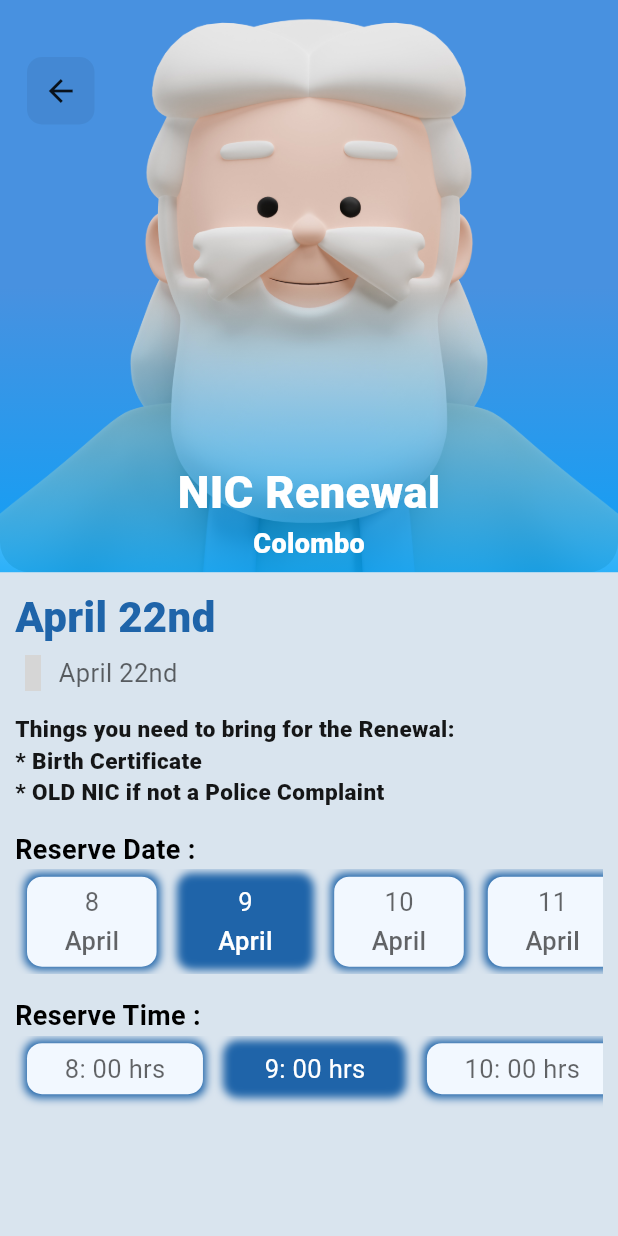
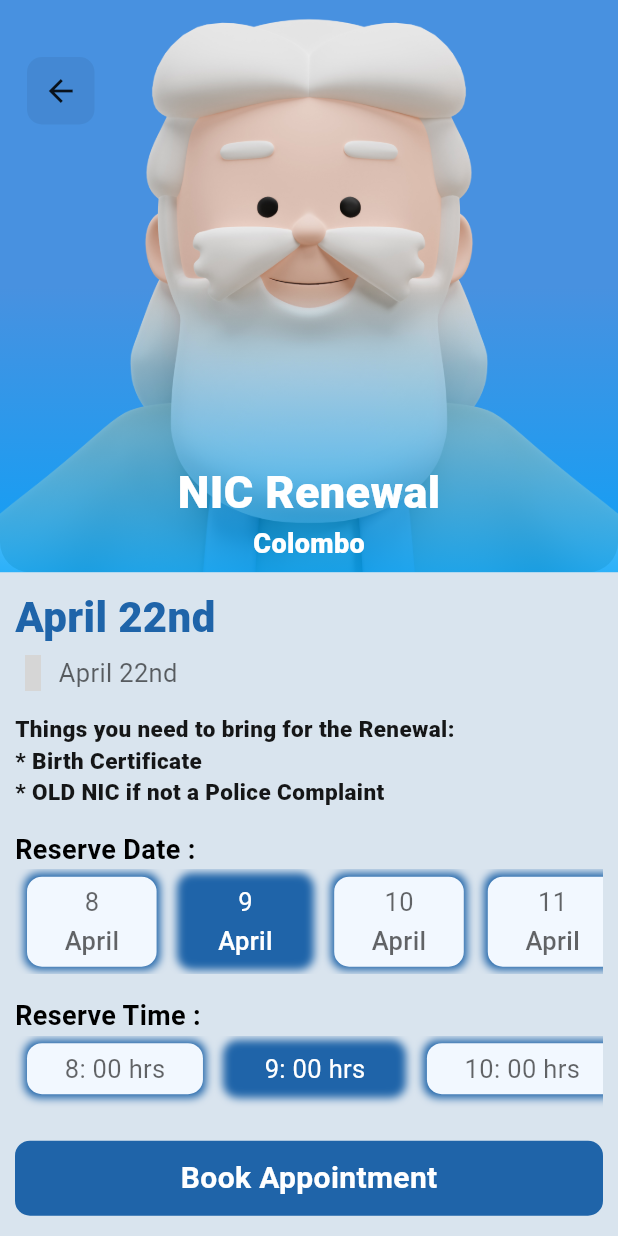
Before and after one commit to methjaya/appointmentLK_Sahansa, a Flutter app: the OpenScreen screen opened by its route, on a phone screen of 412 x 824 dp. Run offline on Flutter 3.47's test engine with Material 3 defaults, Android fonts, the phone set to English and light mode, and no system bars; our stand-ins replace material_design_icons_flutter; grey boxes are pictures that could not be loaded.

Commit message:
book button and logic added

```diff
--- a/lib/colors.dart
+++ b/lib/colors.dart
@@ -5,3 +5,4 @@ const Color blackColor = Colors.black;
 const Color b12Color = Colors.black12;
 const Color prColor = Color.fromARGB(0, 0, 164, 252);
 const Color pr2Color = Color.fromARGB(0, 0, 166, 255);
+const Color blueColor = Color.fromARGB(255, 31, 100, 169);
--- a/lib/screens/openScreen.dart
+++ b/lib/screens/openScreen.dart
@@ -302,7 +302,35 @@ class OpenScreen extends StatelessWidget {
                           );
                         })),
 
-                SizedBox(height: 10),
+                //SizedBox(height: 2),
+
+                Material(
+                  color: prColor,
+                  borderRadius: BorderRadius.circular(10),
+                  child: InkWell(
+                    onTap: () {
+                      Navigator.pushNamed(context, '/page2');
+                    },
+                    child: Container(
+                      height: 50,
+                      width: MediaQuery.of(context).size.width,
+                      decoration: BoxDecoration(
+                        color: blueColor, // Background color matching prColor
+                        borderRadius: BorderRadius.circular(10),
+                      ),
+                      child: Center(
+                        child: Text(
+                          "Book Appointment",
+                          style: TextStyle(
+                            color: whiteColor, // Text color set to white
+                            fontSize: 20,
+                            fontWeight: FontWeight.bold,
+                          ),
+                        ),
+                      ),
+                    ),
+                  ),
+                )
               ],
             ),
           ),
--- a/lib/widgets/typesection.dart
+++ b/lib/widgets/typesection.dart
@@ -4,9 +4,9 @@ import 'package:flutter/material.dart';
 class TypeSection extends StatelessWidget {
   final List<String> imagePaths = [
     "images/mying1.jpg",
-    "images/mying1.jpg",
-    "images/mying1.jpg",
-    "images/mying1.jpg",
+    "images/sahansa.jpg",
+    "images/jesus.jpg",
+    "images/king.jpg",
     "images/mying1.jpg",
     "images/mying1.jpg",
   ];
```
